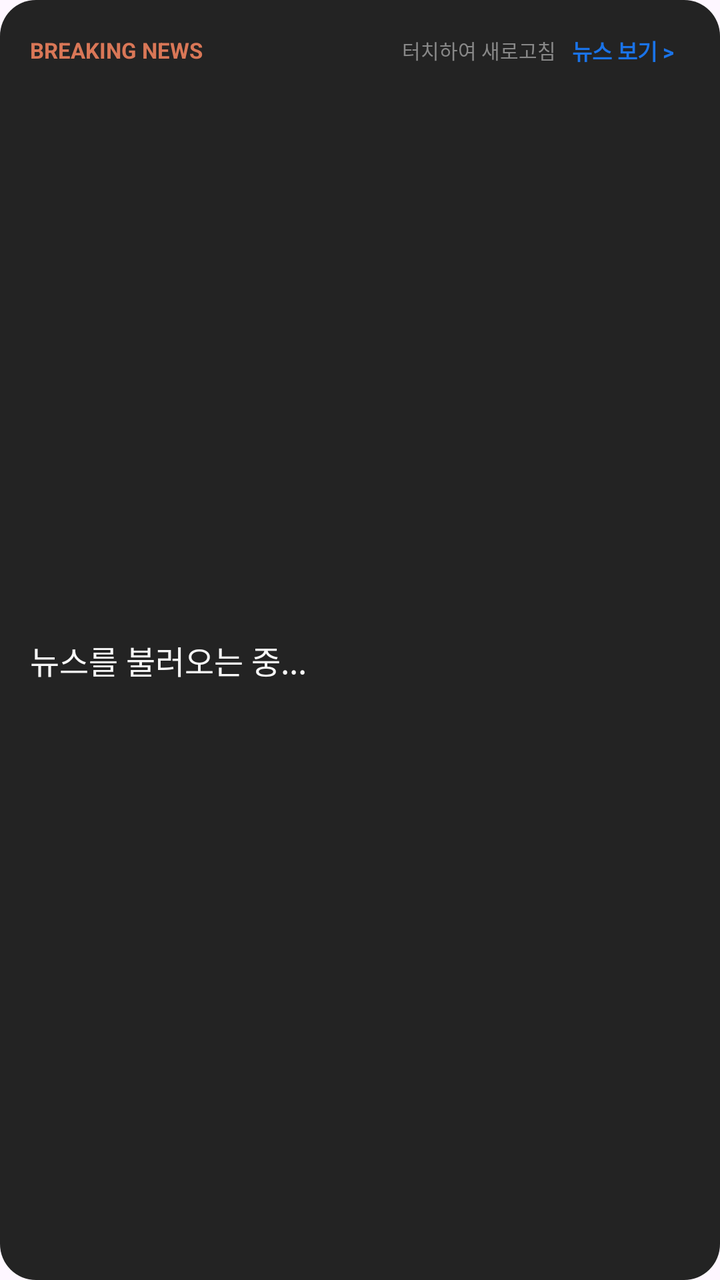
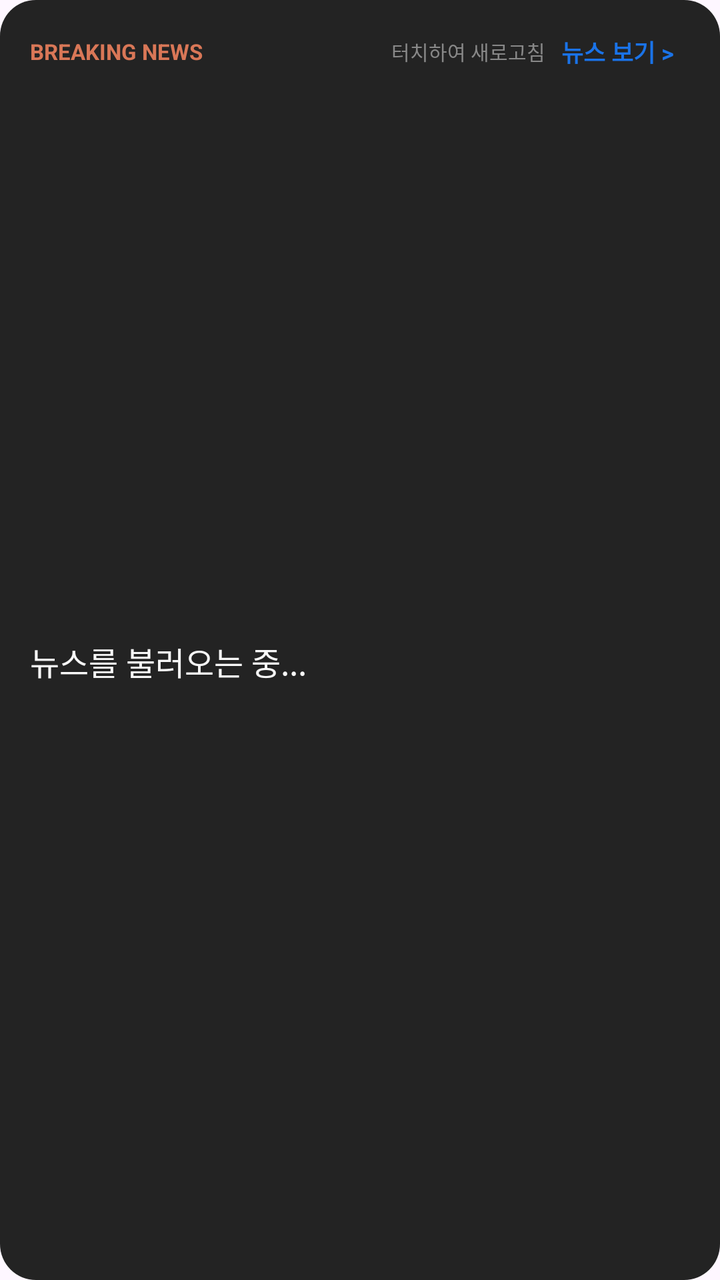

Before-and-after screenshots of an Android layout around one commit, followed by the original layout XML and the change that was made.
<!-- AndroidManifest.xml: application theme Theme.NewsWidget -->
<!-- res/layout/widget_news.xml -->
<?xml version="1.0" encoding="utf-8"?>
<LinearLayout xmlns:android="http://schemas.android.com/apk/res/android"
    android:id="@+id/widget_container"
    android:layout_width="match_parent"
    android:layout_height="match_parent"
    android:background="@drawable/widget_background"
    android:orientation="vertical"
    android:padding="15dp">
    

    <LinearLayout
        android:layout_width="match_parent"
        android:layout_height="wrap_content"
        android:orientation="horizontal"
        android:gravity="center_vertical">

        
        <TextView
            android:layout_width="0dp"
            android:layout_height="wrap_content"
            android:layout_weight="1"
            android:text="BREAKING NEWS"
            android:textColor="#D97757"
            android:textSize="11sp"
            android:textStyle="bold" />
        

        
        <TextView
            android:id="@+id/text_update_time"
            android:layout_width="wrap_content"
            android:layout_height="wrap_content"
            android:text="터치하여 새로고침"
            android:textColor="#888888"
            android:textSize="10sp"
            android:textStyle="normal" />
        

        
        <TextView
            android:id="@+id/btn_open_news"
            android:layout_width="wrap_content"
            android:layout_height="wrap_content"
            android:text="뉴스 보기 >"
            android:textColor="#1A73E8"
            android:textSize="11sp"
            android:textStyle="bold"
            android:paddingStart="8dp"
            android:paddingEnd="8dp"
            android:paddingTop="2dp"
            android:paddingBottom="2dp" />
        

    </LinearLayout>

    
    <TextView
        android:id="@+id/text_news_headline"
        android:layout_width="match_parent"
        android:layout_height="match_parent"
        android:gravity="center_vertical"
        android:ellipsize="end"
        android:maxLines="3"
        android:text="뉴스를 불러오는 중..."
        android:textColor="#F8F8F8"
        android:textSize="16sp"
        android:textStyle="normal" />
    

</LinearLayout>
<!-- resources referenced by this layout -->
<resources>
  <!-- drawable widget_background (drawable) -->
  <?xml version="1.0" encoding="utf-8"?>
  <shape xmlns:android="http://schemas.android.com/apk/res/android"
      android:shape="rectangle">
  
      
      <solid android:color="#232323" />
  
      
      <corners android:radius="18dp" />
  
  </shape>
  <style name="Theme.NewsWidget" parent="Base.Theme.NewsWidget" />
  <style name="Base.Theme.NewsWidget" parent="Theme.Material3.DayNight.NoActionBar">
          
          
      </style>
</resources>

<!-- the commit's change to res/layout/widget_news.xml (unified diff, before → after) -->
@@ -43,7 +43,7 @@
             android:layout_height="wrap_content"
             android:text="뉴스 보기 >"
             android:textColor="#1A73E8"
-            android:textSize="11sp"
+            android:textSize="12sp"
             android:textStyle="bold"
             android:paddingStart="8dp"
             android:paddingEnd="8dp"
